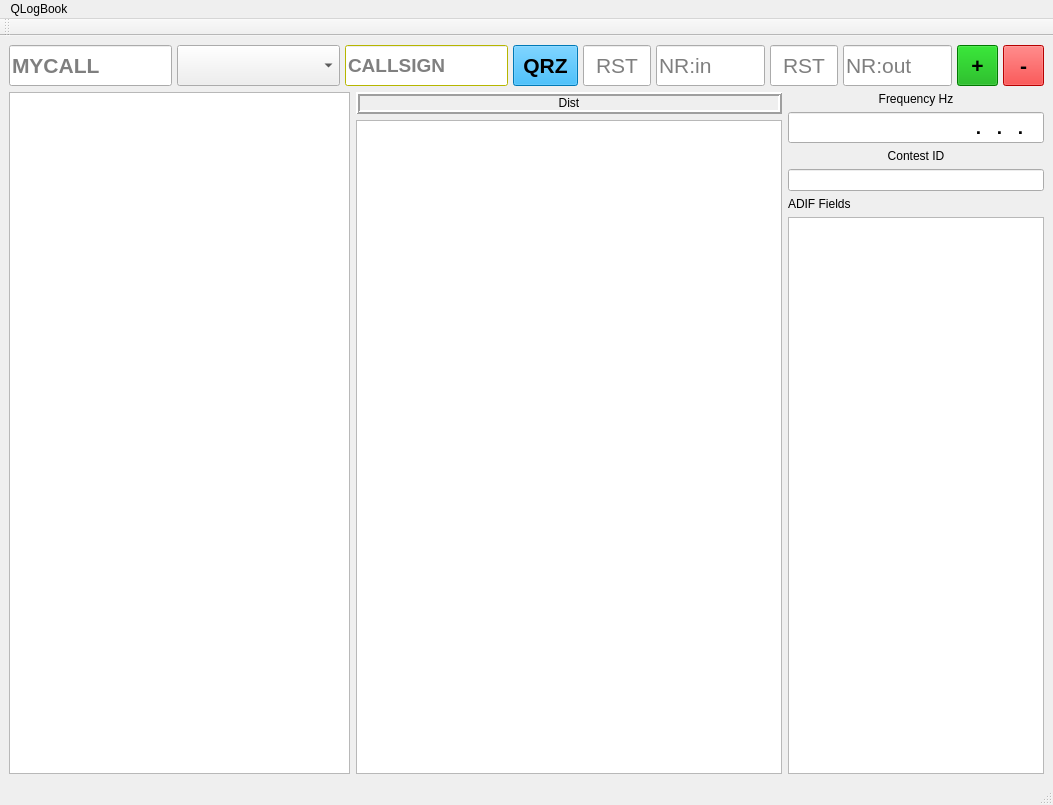
The window that mainwindow.ui (radiomatz/QLogBook) describes before a commit, drawn with Qt 5.
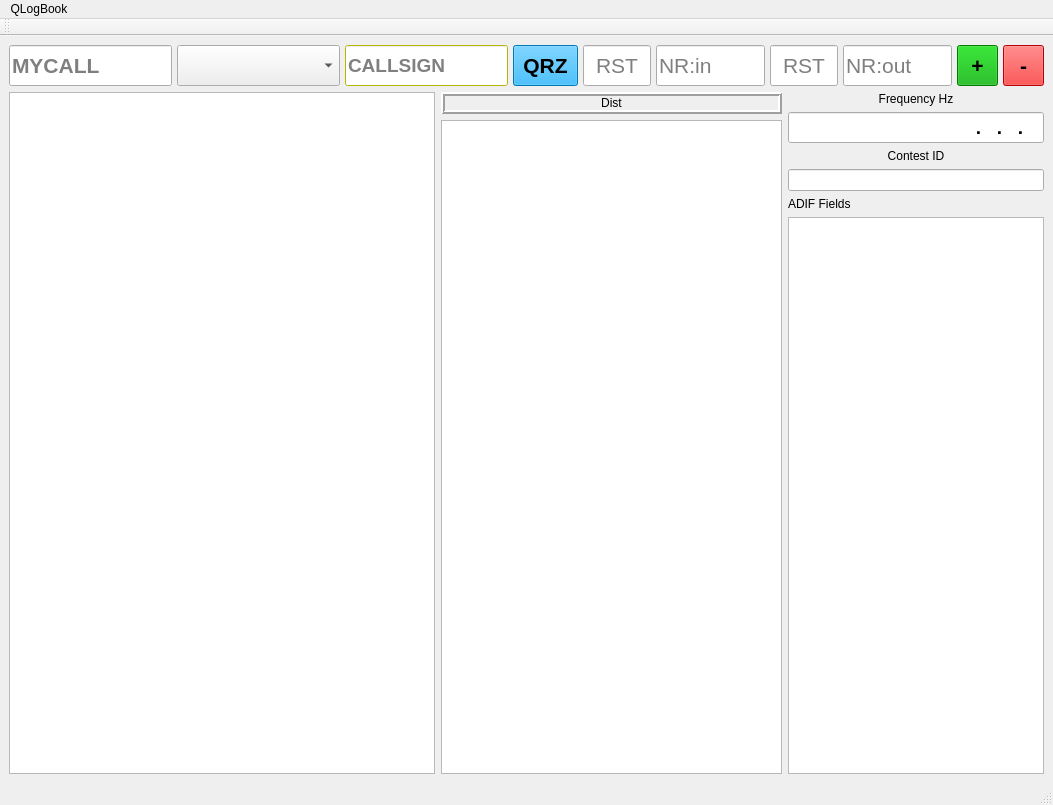
The same window after the commit. Custom widgets are drawn as their Qt base class.

```diff
--- a/mainwindow.ui
+++ b/mainwindow.ui
@@ -2210,7 +2210,7 @@
      </layout>
     </item>
     <item>
-     <layout class="QHBoxLayout" name="bhor" stretch="4,5,3">
+     <layout class="QHBoxLayout" name="bhor" stretch="5,4,3">
       <property name="sizeConstraint">
        <enum>QLayout::SizeConstraint::SetDefaultConstraint</enum>
       </property>
@@ -2280,6 +2280,12 @@
         </item>
         <item>
          <widget class="QTableView" name="qsodView">
+          <property name="sizePolicy">
+           <sizepolicy hsizetype="Preferred" vsizetype="Expanding">
+            <horstretch>1</horstretch>
+            <verstretch>0</verstretch>
+           </sizepolicy>
+          </property>
           <property name="minimumSize">
            <size>
             <width>2</width>
```
